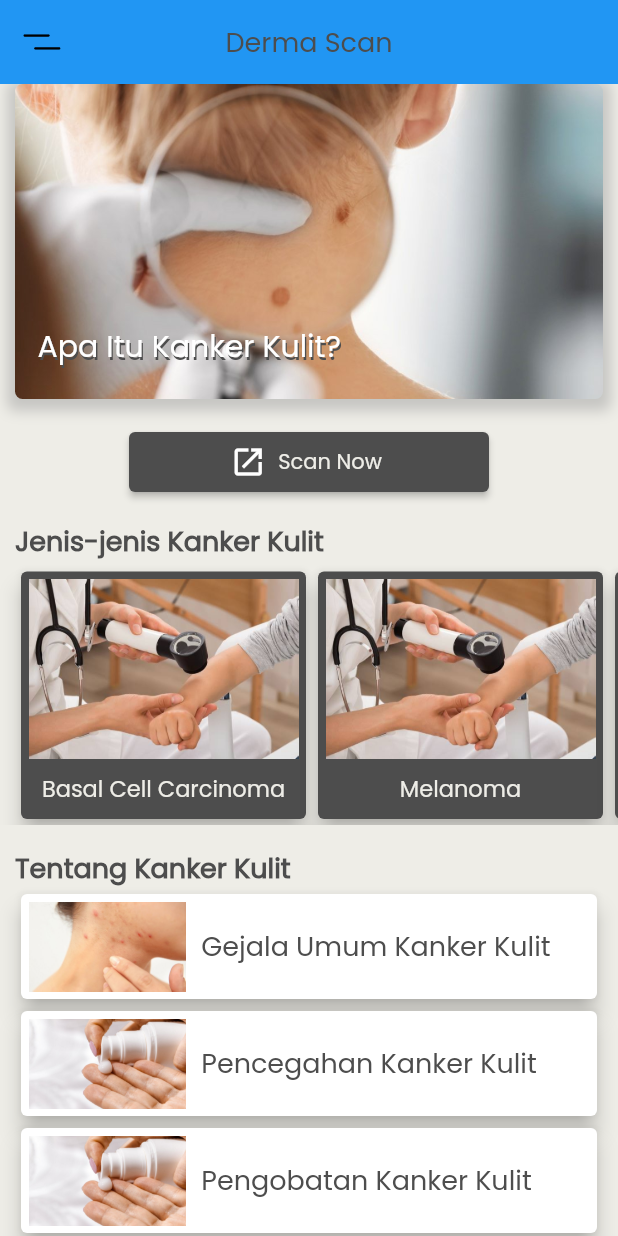
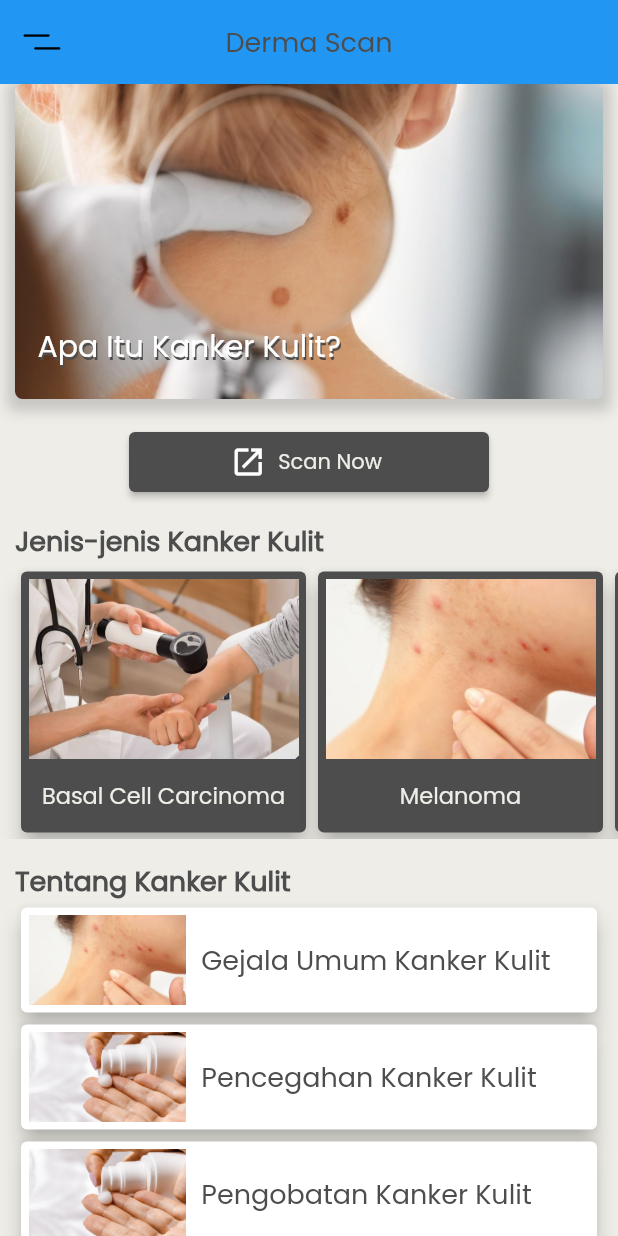
Before and after one commit to kripikkentangs/derma_scan, a Flutter app: the screen it shows after launch, on a phone screen of 412 x 824 dp. Run offline on Flutter 3.47's test engine with Material 2 defaults, Android fonts, the phone set to English and light mode, and no system bars; our stand-ins replace flutter_svg, image_cropper, image_picker; missing offline and left inert: simple_speed_dial, tflite.

Commit message:
fix card jenis kanker

```diff
--- a/lib/home/components/body_home.dart
+++ b/lib/home/components/body_home.dart
@@ -19,8 +19,9 @@ class BodyHome extends StatelessWidget {
           Header(),
           ScanButton(),
           TitleContent(titles: 'Jenis-jenis Kanker Kulit'),
+          // card jenis kulit
           Container(
-              height: 176,
+              height: 185,
               child: ListView(
                 scrollDirection: Axis.horizontal,
                 children: [
@@ -49,7 +50,7 @@ class BodyHome extends StatelessWidget {
                       );
                     },
                     child: JenisKanker(
-                      images: 'assets/images/dokter.jpg',
+                      images: 'assets/images/gejala.jpg',
                       type: 'Melanoma',
                     ),
                   ),
@@ -69,6 +70,7 @@ class BodyHome extends StatelessWidget {
                 ],
               )),
           TitleContent(titles: 'Tentang Kanker Kulit'),
+          // card content
           GestureDetector(
             onTap: () {
               Navigator.push(
--- a/lib/home/components/jenis_kanker.dart
+++ b/lib/home/components/jenis_kanker.dart
@@ -21,11 +21,12 @@ class JenisKanker extends StatelessWidget {
               height: 120,
               width: 180,
               decoration: BoxDecoration(
-                image: DecorationImage(image: AssetImage(images)),
+                image: DecorationImage(
+                    image: AssetImage(images), fit: BoxFit.cover),
               ),
             ),
             Container(
-              height: 40,
+              height: 49,
               width: 190,
               child: Center(
                 child: Text(
```
